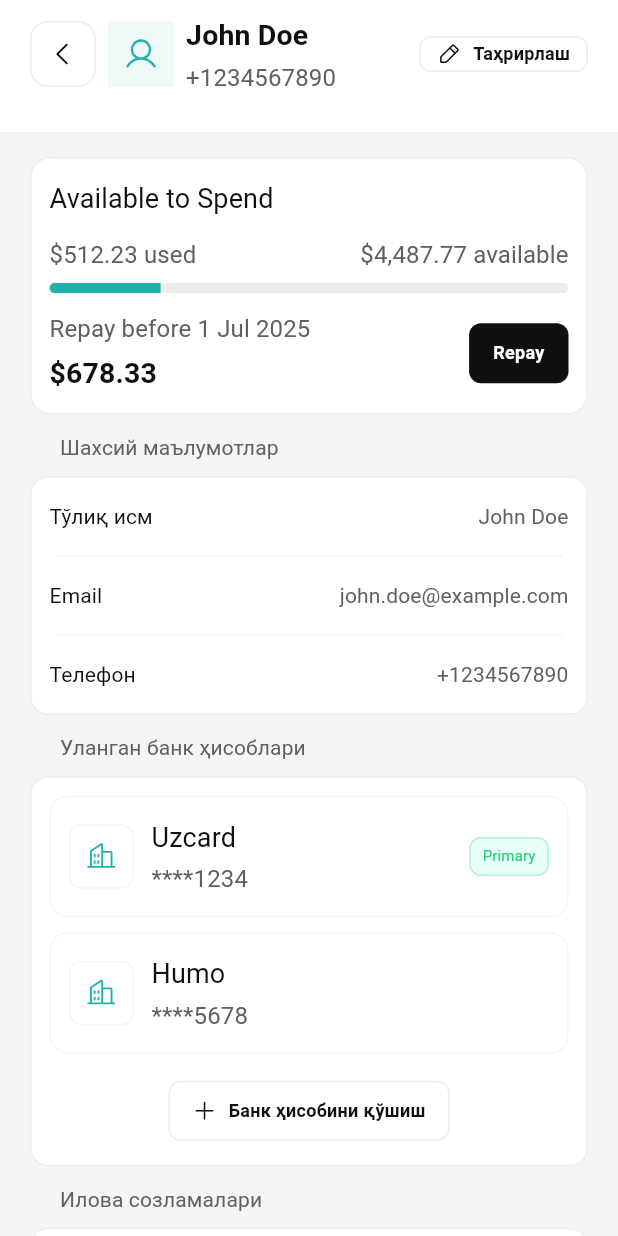
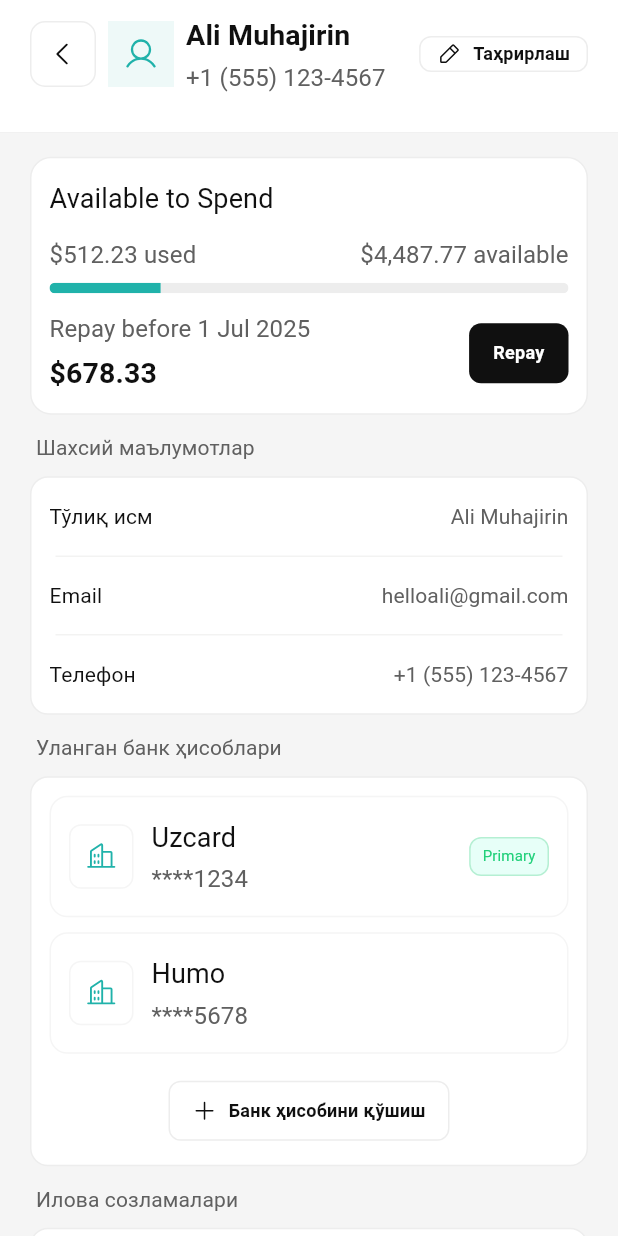
Before and after one commit to sarvarbeksoporboyev8-debug/mylex, a Flutter app: the SettingsScreen screen opened by its route, on a phone screen of 412 x 824 dp. Run offline on Flutter 3.47's test engine with Material 3 defaults, Android fonts, the phone set to English and light mode, and no system bars; our stand-ins replace dio, flutter_animate, flutter_markdown, flutter_riverpod, flutter_secure_storage, freezed_annotation and 9 more; missing offline and left inert: syncfusion_flutter_pdfviewer, webview_flutter_android, webview_flutter_wkwebview; accounts and stored records are empty; generated files the repository leaves out were written again; network calls fail; statements that could not run were skipped.

Commit message:
Address code review feedback: fix padding consistency, correct Uzbek spelling, restore original border radius and mock data
Co-authored-by: sarvarbeksoporboyev8-debug <251588596+sarvarbeksoporboyev8-debug@users.noreply.github.com>

```diff
--- a/lib/features/settings/domain/providers/settings_providers.dart
+++ b/lib/features/settings/domain/providers/settings_providers.dart
@@ -17,12 +17,13 @@ class SettingsNotifier extends StateNotifier<SettingsState> {
       // TODO: Load settings from backend/local storage
       await Future.delayed(const Duration(milliseconds: 500));
 
-      // Mock data - replace with real API call
+      // Mock data - TODO: Replace with real API call
+      // Using placeholder values until backend integration is complete
       final profile = UserProfile(
         id: '1',
-        name: 'John Doe',
-        email: 'john.doe@example.com',
-        phone: '+1234567890',
+        name: 'Ali Muhajirin',
+        email: 'helloali@gmail.com',
+        phone: '+1 (555) 123-4567',
       );
 
       final cards = [
--- a/lib/features/settings/presentation/screens/settings_screen.dart
+++ b/lib/features/settings/presentation/screens/settings_screen.dart
@@ -161,7 +161,7 @@ class _SettingsScreenState extends ConsumerState<SettingsScreen> {
         height: SpacingTokens.spacing44,
         decoration: BoxDecoration(
           border: Border.all(color: const Color(0xFFEDEDED)),
-          borderRadius: SpacingTokens.borderRadius12,
+          borderRadius: BorderRadius.circular(SpacingTokens.radius10),
           color: Colors.white,
         ),
         child: const Icon(
--- a/lib/features/settings/presentation/widgets/language_selector_modal.dart
+++ b/lib/features/settings/presentation/widgets/language_selector_modal.dart
@@ -103,7 +103,7 @@ class _LanguageOption extends StatelessWidget {
       case AppLanguage.ru:
         return 'Русский';
       case AppLanguage.uz:
-        return 'O\'zbekcha';
+        return 'O`zbekcha';
       case AppLanguage.uzCyrl:
         return 'Ўзбекча';
     }
--- a/lib/features/settings/presentation/widgets/settings_section.dart
+++ b/lib/features/settings/presentation/widgets/settings_section.dart
@@ -27,7 +27,7 @@ class SettingsSection extends StatelessWidget {
         children: [
           if (title != null) ...[
             Padding(
-              padding: SpacingTokens.paddingHorizontal20,
+              padding: const EdgeInsets.only(bottom: SpacingTokens.spacing4, left: SpacingTokens.spacing4),
               child: Text(
                 title!,
                 style: AppTypography.bodySmall.copyWith(
@@ -36,7 +36,7 @@ class SettingsSection extends StatelessWidget {
                 ),
               ),
             ),
-            SpacingTokens.gapV8,
+            SpacingTokens.gapV4,
           ],
           Container(
             width: double.infinity,
```
